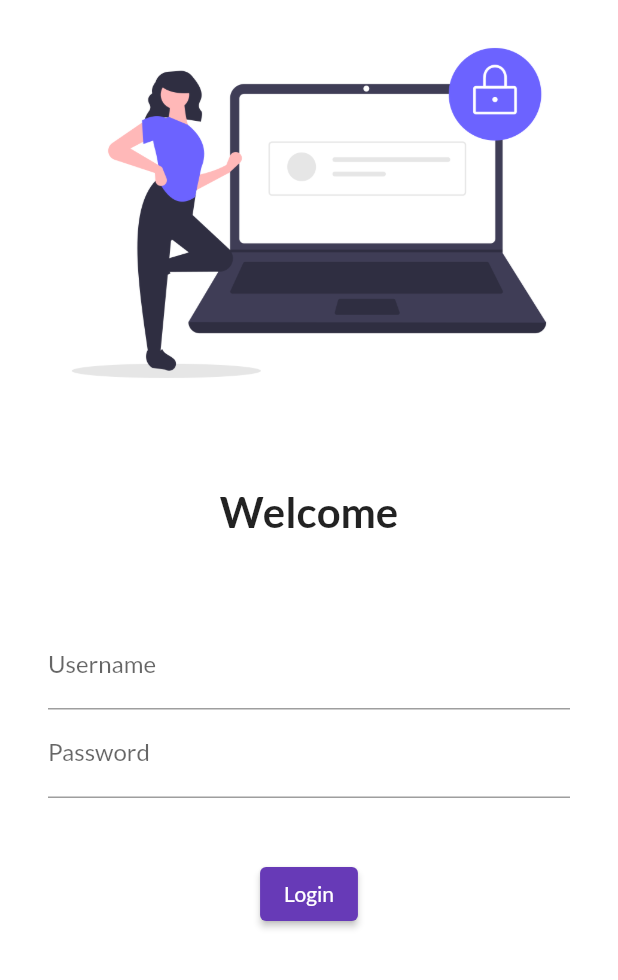
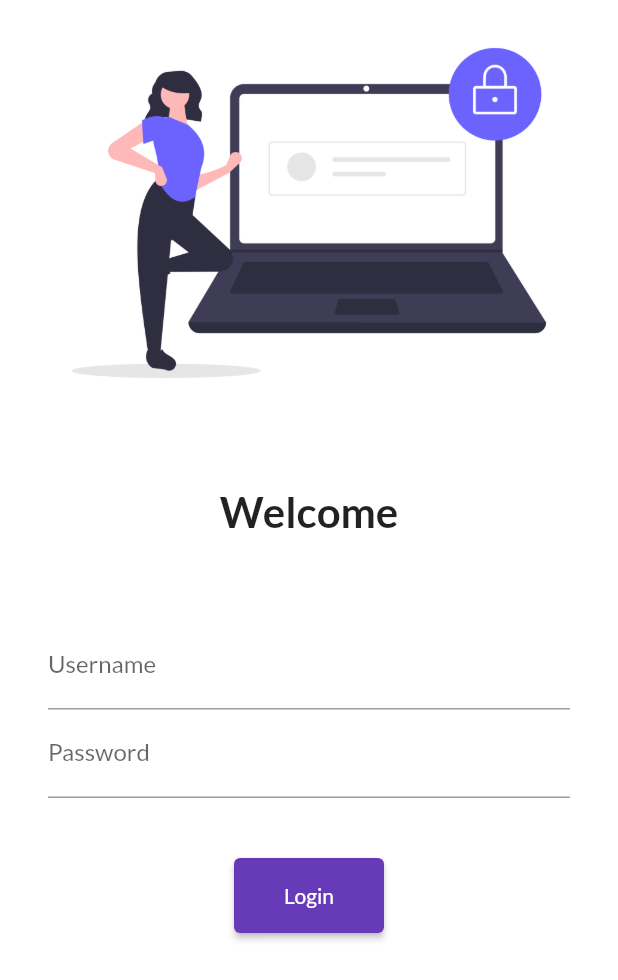
Before and after one commit to RisshabSingla/30DaysOfFlutter, a Flutter app: the LoginPage screen opened by its route, on a phone screen of 412 x 824 dp. Shown: the top 980 px of the screen. Run offline on Flutter 3.47's test engine with Material 2 defaults, Android fonts, the phone set to English and light mode, and no system bars; our stand-ins replace google_fonts.

Commit message:
Day 6 Completed

```diff
--- a/lib/pages/login_page.dart
+++ b/lib/pages/login_page.dart
@@ -1,3 +1,4 @@
+import 'package:android_studio_projects/utils/routes.dart';
 import 'package:flutter/material.dart';
 
 class LoginPage extends StatelessWidget {
@@ -7,6 +8,7 @@
   Widget build(BuildContext context) {
     return  Material(
       color: Colors.white,
+      child: SingleChildScrollView(   // Inorder to scroll if size is too big for screen
         child: Column(
           children: [
             Image.asset('assets/images/login_image.png',
@@ -47,11 +49,13 @@
                     height: 40,
                   ),
                   ElevatedButton(
-                    child: Text("Login"),
-                    // style: TextButton.styleFrom(),
+                      style: TextButton.styleFrom(
+                        minimumSize: const Size(100,50)
+                      ),
                       onPressed: () {
-                      print("Hello Risshab");
+                        Navigator.pushNamed(context, MyRoutes.homeRoute);
                       },
+                      child: const Text("Login"),
                   )
                 ],
 
@@ -59,6 +63,7 @@
             )
 
           ],
+        ),
       )
     );
   }
--- a/lib/utils/routes.dart
+++ b/lib/utils/routes.dart
@@ -0,0 +1,5 @@
+class MyRoutes
+{
+  static String loginRoute = "/login";
+  static String homeRoute = "/home";
+}
```
Also changed, not shown: lib/main.dart (+6 -4 lines). Lines whose indentation alone changed are shown as unchanged.
